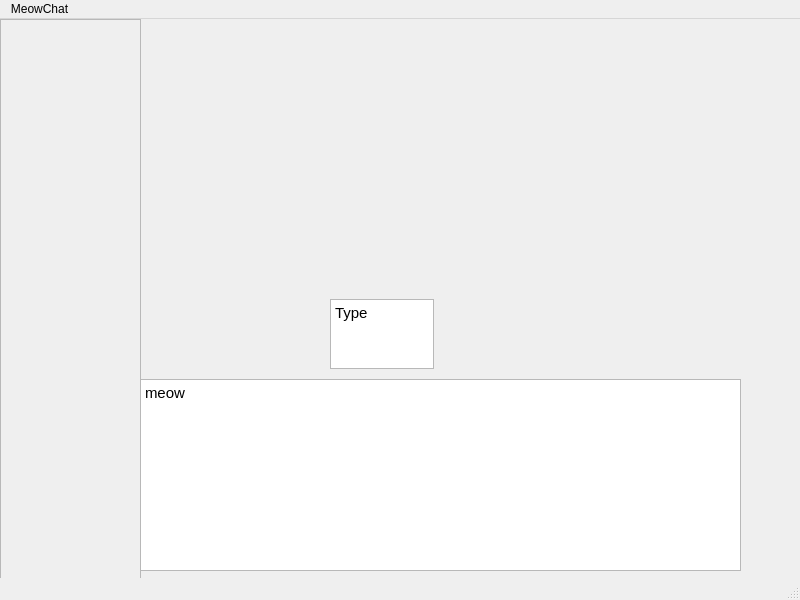
Old version of the form GUI/CryptoMAI/mainwindow.ui in the repository lemito/CryptoMAI.
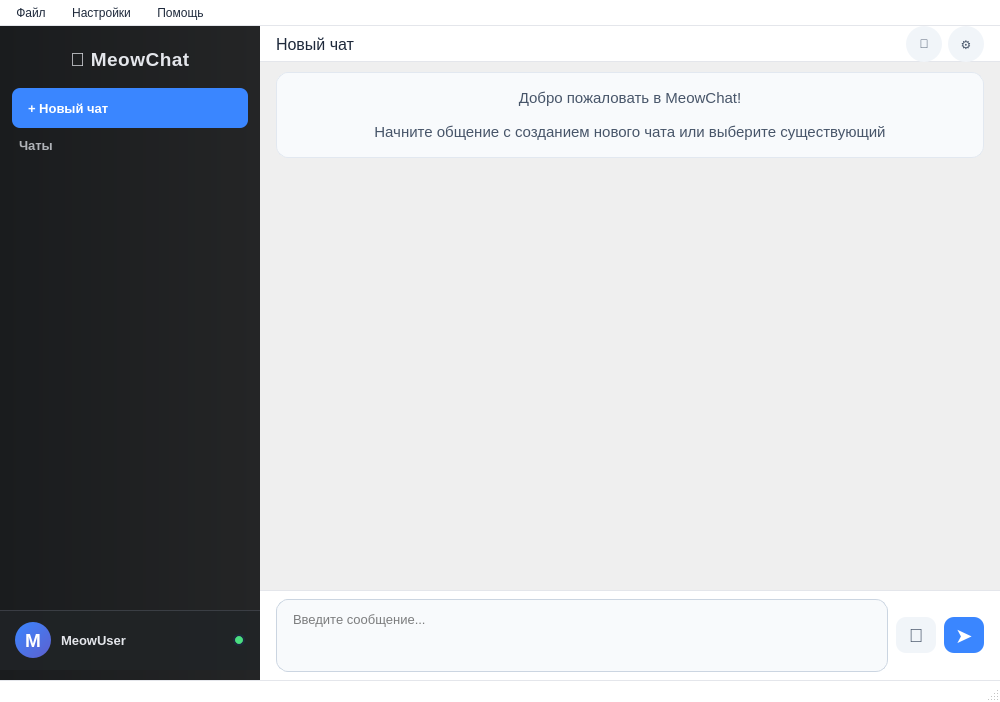
New version of the form.

What changed in the file:
```diff
--- a/GUI/CryptoMAI/mainwindow.ui
+++ b/GUI/CryptoMAI/mainwindow.ui
@@ -6,95 +6,885 @@
    <rect>
     <x>0</x>
     <y>0</y>
+    <width>1000</width>
+    <height>702</height>
+   </rect>
+  </property>
+  <property name="minimumSize">
+   <size>
     <width>800</width>
     <height>600</height>
-   </rect>
+   </size>
   </property>
   <property name="windowTitle">
-   <string notr="true" extracomment="Просто смегшное название">MeowChat</string>
+   <string>MeowChat</string>
+  </property>
+  <property name="styleSheet">
+   <string notr="true">QMainWindow {
+    background-color: #f0f2f5;
+    font-family: 'Segoe UI', 'Open Sans', sans-serif;
+}
+</string>
   </property>
   <widget class="QWidget" name="centralwidget">
-   <widget class="QScrollArea" name="scrollArea">
-    <property name="geometry">
-     <rect>
-      <x>0</x>
-      <y>0</y>
-      <width>141</width>
-      <height>561</height>
-     </rect>
+   <layout class="QHBoxLayout" name="horizontalLayout" stretch="0,1">
+    <property name="spacing">
+     <number>0</number>
     </property>
-    <property name="widgetResizable">
-     <bool>true</bool>
+    <property name="leftMargin">
+     <number>0</number>
     </property>
-    <widget class="QWidget" name="scrollAreaWidgetContents">
-     <property name="geometry">
-      <rect>
-       <x>0</x>
-       <y>0</y>
-       <width>139</width>
-       <height>559</height>
-      </rect>
-     </property>
-    </widget>
-   </widget>
-   <widget class="QTextBrowser" name="textBrowser">
-    <property name="geometry">
-     <rect>
-      <x>140</x>
-      <y>360</y>
-      <width>601</width>
-      <height>192</height>
-     </rect>
+    <property name="topMargin">
+     <number>0</number>
     </property>
-    <property name="html">
-     <string>&lt;!DOCTYPE HTML PUBLIC &quot;-//W3C//DTD HTML 4.0//EN&quot; &quot;http://www.w3.org/TR/REC-html40/strict.dtd&quot;&gt;
-&lt;html&gt;&lt;head&gt;&lt;meta name=&quot;qrichtext&quot; content=&quot;1&quot; /&gt;&lt;meta charset=&quot;utf-8&quot; /&gt;&lt;style type=&quot;text/css&quot;&gt;
-p, li { white-space: pre-wrap; }
-hr { height: 1px; border-width: 0; }
-li.unchecked::marker { content: &quot;\2610&quot;; }
-li.checked::marker { content: &quot;\2612&quot;; }
-&lt;/style&gt;&lt;/head&gt;&lt;body style=&quot; font-family:'Ubuntu Sans'; font-size:11pt; font-weight:400; font-style:normal;&quot;&gt;
-&lt;p style=&quot; margin-top:0px; margin-bottom:0px; margin-left:0px; margin-right:0px; -qt-block-indent:0; text-indent:0px;&quot;&gt;meow&lt;/p&gt;&lt;/body&gt;&lt;/html&gt;</string>
+    <property name="rightMargin">
+     <number>0</number>
     </property>
-   </widget>
-   <widget class="QTextEdit" name="textEdit">
-    <property name="geometry">
-     <rect>
-      <x>330</x>
-      <y>280</y>
-      <width>104</width>
-      <height>70</height>
-     </rect>
+    <property name="bottomMargin">
+     <number>0</number>
     </property>
-    <property name="html">
-     <string>&lt;!DOCTYPE HTML PUBLIC &quot;-//W3C//DTD HTML 4.0//EN&quot; &quot;http://www.w3.org/TR/REC-html40/strict.dtd&quot;&gt;
-&lt;html&gt;&lt;head&gt;&lt;meta name=&quot;qrichtext&quot; content=&quot;1&quot; /&gt;&lt;meta charset=&quot;utf-8&quot; /&gt;&lt;style type=&quot;text/css&quot;&gt;
-p, li { white-space: pre-wrap; }
-hr { height: 1px; border-width: 0; }
-li.unchecked::marker { content: &quot;\2610&quot;; }
-li.checked::marker { content: &quot;\2612&quot;; }
-&lt;/style&gt;&lt;/head&gt;&lt;body style=&quot; font-family:'Ubuntu Sans'; font-size:11pt; font-weight:400; font-style:normal;&quot;&gt;
-&lt;p style=&quot; margin-top:0px; margin-bottom:0px; margin-left:0px; margin-right:0px; -qt-block-indent:0; text-indent:0px;&quot;&gt;Type&lt;/p&gt;
-&lt;p style=&quot;-qt-paragraph-type:empty; margin-top:0px; margin-bottom:0px; margin-left:0px; margin-right:0px; -qt-block-indent:0; text-indent:0px;&quot;&gt;&lt;br /&gt;&lt;/p&gt;&lt;/body&gt;&lt;/html&gt;</string>
-    </property>
-   </widget>
+    <item>
+     <widget class="QFrame" name="sidebarFrame">
+      <property name="minimumSize">
+       <size>
+        <width>260</width>
+        <height>0</height>
+       </size>
+      </property>
+      <property name="maximumSize">
+       <size>
+        <width>260</width>
+        <height>16777215</height>
+       </size>
+      </property>
+      <property name="styleSheet">
+       <string notr="true">QFrame#sidebarFrame {
+    background: qlineargradient(x1:0, y1:0, x2:1, y2:0, stop:0 #1a1c1e, stop:1 #242526);
+    border: none;
+}
+</string>
+      </property>
+      <property name="frameShape">
+       <enum>QFrame::NoFrame</enum>
+      </property>
+      <layout class="QVBoxLayout" name="verticalLayout_2">
+       <property name="spacing">
+        <number>5</number>
+       </property>
+       <property name="leftMargin">
+        <number>0</number>
+       </property>
+       <property name="topMargin">
+        <number>10</number>
+       </property>
+       <property name="rightMargin">
+        <number>0</number>
+       </property>
+       <property name="bottomMargin">
+        <number>10</number>
+       </property>
+       <item>
+        <widget class="QLabel" name="appTitleLabel">
+         <property name="sizePolicy">
+          <sizepolicy hsizetype="Preferred" vsizetype="Fixed">
+           <horstretch>0</horstretch>
+           <verstretch>0</verstretch>
+          </sizepolicy>
+         </property>
+         <property name="font">
+          <font>
+           <pointsize>14</pointsize>
+           <bold>true</bold>
+          </font>
+         </property>
+         <property name="styleSheet">
+          <string notr="true">QLabel {
+    color: #e4e6eb;
+    padding: 12px 0;
+    font-weight: 600;
+    letter-spacing: 0.5px;
+}
+</string>
+         </property>
+         <property name="text">
+          <string>🐾 MeowChat</string>
+         </property>
+         <property name="alignment">
+          <set>Qt::AlignCenter</set>
+         </property>
+        </widget>
+       </item>
+       <item>
+        <widget class="QPushButton" name="newChatButton">
+         <property name="minimumSize">
+          <size>
+           <width>0</width>
+           <height>40</height>
+          </size>
+         </property>
+         <property name="font">
+          <font>
+           <pointsize>10</pointsize>
+           <bold>false</bold>
+          </font>
+         </property>
+         <property name="cursor">
+          <cursorShape>PointingHandCursor</cursorShape>
+         </property>
+         <property name="styleSheet">
+          <string notr="true">QPushButton {
+    background-color: #3a86ff;
+    color: white;
+    border: none;
+    border-radius: 8px;
+    padding: 8px 16px;
+    font-weight: 500;
+    margin: 0 12px;
+    text-align: left;
+}
+
+QPushButton:hover {
+    background-color: #2a75f0;
+}
+
+QPushButton:pressed {
+    background-color: #205fcc;
+}
+</string>
+         </property>
+         <property name="text">
+          <string>+ Новый чат</string>
+         </property>
+        </widget>
+       </item>
+       <item>
+        <widget class="QLabel" name="chatsLabel">
+         <property name="font">
+          <font>
+           <pointsize>10</pointsize>
+           <bold>false</bold>
+          </font>
+         </property>
+         <property name="styleSheet">
+          <string notr="true">QLabel {
+    color: #b0b3b8;
+    padding: 5px 16px;
+    font-weight: 500;
+}
+</string>
+         </property>
+         <property name="text">
+          <string>Чаты</string>
+         </property>
+        </widget>
+       </item>
+       <item>
+        <widget class="QListWidget" name="chatsList">
+         <property name="styleSheet">
+          <string notr="true">QListWidget {
+    background-color: transparent;
+    border: none;
+    color: #e4e6eb;
+    outline: none;
+    font-size: 10pt;
+    padding: 5px 0;
+}
+
+QListWidget::item {
+    padding: 10px 15px;
+    margin: 2px 8px;
+    border-radius: 8px;
+    border-left: 3px solid transparent;
+}
+
+QListWidget::item:selected {
+    background-color: rgba(58, 134, 255, 0.2);
+    border-left: 3px solid #3a86ff;
+    font-weight: 500;
+}
+
+QListWidget::item:hover {
+    background-color: rgba(255, 255, 255, 0.08);
+}
+
+QListWidget::item:selected:hover {
+    background-color: rgba(58, 134, 255, 0.25);
+}
+</string>
+         </property>
+         <property name="frameShape">
+          <enum>QFrame::NoFrame</enum>
+         </property>
+         <property name="verticalScrollBarPolicy">
+          <enum>Qt::ScrollBarAsNeeded</enum>
+         </property>
+         <property name="horizontalScrollBarPolicy">
+          <enum>Qt::ScrollBarAlwaysOff</enum>
+         </property>
+         <property name="selectionMode">
+          <enum>QAbstractItemView::SingleSelection</enum>
+         </property>
+         <property name="selectionBehavior">
+          <enum>QAbstractItemView::SelectRows</enum>
+         </property>
+         <property name="iconSize">
+          <size>
+           <width>24</width>
+           <height>24</height>
+          </size>
+         </property>
+        </widget>
+       </item>
+       <item>
+        <spacer name="verticalSpacer">
+         <property name="orientation">
+          <enum>Qt::Vertical</enum>
+         </property>
+         <property name="sizeHint" stdset="0">
+          <size>
+           <width>20</width>
+           <height>40</height>
+          </size>
+         </property>
+        </spacer>
+       </item>
+       <item>
+        <widget class="QFrame" name="userInfoFrame">
+         <property name="minimumSize">
+          <size>
+           <width>0</width>
+           <height>60</height>
+          </size>
+         </property>
+         <property name="maximumSize">
+          <size>
+           <width>16777215</width>
+           <height>60</height>
+          </size>
+         </property>
+         <property name="styleSheet">
+          <string notr="true">QFrame#userInfoFrame {
+    background-color: rgba(32, 35, 38, 0.85);
+    border-top: 1px solid rgba(84, 89, 98, 0.5);
+}
+</string>
+         </property>
+         <property name="frameShape">
+          <enum>QFrame::NoFrame</enum>
+         </property>
+         <layout class="QHBoxLayout" name="horizontalLayout_3">
+          <property name="spacing">
+           <number>10</number>
+          </property>
+          <property name="leftMargin">
+           <number>15</number>
+          </property>
+          <property name="topMargin">
+           <number>0</number>
+          </property>
+          <property name="rightMargin">
+           <number>15</number>
+          </property>
+          <property name="bottomMargin">
+           <number>0</number>
+          </property>
+          <item>
+           <widget class="QLabel" name="userAvatarLabel">
+            <property name="minimumSize">
+             <size>
+              <width>36</width>
+              <height>36</height>
+             </size>
+            </property>
+            <property name="maximumSize">
+             <size>
+              <width>36</width>
+              <height>36</height>
+             </size>
+            </property>
+            <property name="styleSheet">
+             <string notr="true">QLabel {
+    background: qlineargradient(x1:0, y1:0, x2:1, y2:1, stop:0 #3a86ff, stop:1 #5e60ce);
+    border-radius: 18px;
+    color: white;
+    font-weight: bold;
+    font-size: 14pt;
+    padding: 2px;
+}
+</string>
+            </property>
+            <property name="text">
+             <string>M</string>
+            </property>
+            <property name="alignment">
+             <set>Qt::AlignCenter</set>
+            </property>
+           </widget>
+          </item>
+          <item>
+           <widget class="QLabel" name="userNameLabel">
+            <property name="font">
+             <font>
+              <pointsize>10</pointsize>
+              <bold>true</bold>
+             </font>
+            </property>
+            <property name="styleSheet">
+             <string notr="true">QLabel {
+    color: #e4e6eb;
+    font-weight: 600;
+}
+</string>
+            </property>
+            <property name="text">
+             <string>MeowUser</string>
+            </property>
+            <property name="alignment">
+             <set>Qt::AlignVCenter</set>
+            </property>
+           </widget>
+          </item>
+          <item>
+           <spacer name="horizontalSpacer_2">
+            <property name="orientation">
+             <enum>Qt::Horizontal</enum>
+            </property>
+            <property name="sizeHint" stdset="0">
+             <size>
+              <width>40</width>
+              <height>20</height>
+             </size>
+            </property>
+           </spacer>
+          </item>
+          <item>
+           <widget class="QPushButton" name="userStatusButton">
+            <property name="minimumSize">
+             <size>
+              <width>12</width>
+              <height>12</height>
+             </size>
+            </property>
+            <property name="maximumSize">
+             <size>
+              <width>12</width>
+              <height>12</height>
+             </size>
+            </property>
+            <property name="cursor">
+             <cursorShape>PointingHandCursor</cursorShape>
+            </property>
+            <property name="styleSheet">
+             <string notr="true">QPushButton {
+    background-color: #4ade80;
+    border-radius: 6px;
+    border: 2px solid #1e293b;
+}
+QPushButton:hover {
+    background-color: #22c55e;
+}</string>
+            </property>
+            <property name="text">
+             <string/>
+            </property>
+           </widget>
+          </item>
+         </layout>
+        </widget>
+       </item>
+      </layout>
+     </widget>
+    </item>
+    <item>
+     <layout class="QVBoxLayout" name="verticalLayout">
+      <property name="spacing">
+       <number>0</number>
+      </property>
+      <property name="leftMargin">
+       <number>0</number>
+      </property>
+      <property name="topMargin">
+       <number>0</number>
+      </property>
+      <property name="rightMargin">
+       <number>0</number>
+      </property>
+      <property name="bottomMargin">
+       <number>0</number>
+      </property>
+      <item>
+       <widget class="QFrame" name="chatHeaderFrame">
+        <property name="maximumSize">
+         <size>
+          <width>16777215</width>
+          <height>60</height>
+         </size>
+        </property>
+        <property name="styleSheet">
+         <string notr="true">QFrame#chatHeaderFrame {
+    background-color: white;
+    border-bottom: 1px solid #e4e6eb;
+}
+</string>
+        </property>
+        <property name="frameShape">
+         <enum>QFrame::NoFrame</enum>
+        </property>
+        <layout class="QHBoxLayout" name="horizontalLayout_2">
+         <property name="leftMargin">
+          <number>16</number>
+         </property>
+         <property name="topMargin">
+          <number>0</number>
+         </property>
+         <property name="rightMargin">
+          <number>16</number>
+         </property>
+         <property name="bottomMargin">
+          <number>0</number>
+         </property>
+         <item>
+          <widget class="QLabel" name="chatNameLabel">
+           <property name="font">
+            <font>
+             <pointsize>12</pointsize>
+            </font>
+           </property>
+           <property name="styleSheet">
+            <string notr="true">QLabel {
+    color: #1e293b;
+}
+</string>
+           </property>
+           <property name="text">
+            <string>Новый чат</string>
+           </property>
+          </widget>
+         </item>
+         <item>
+          <spacer name="horizontalSpacer">
+           <property name="orientation">
+            <enum>Qt::Horizontal</enum>
+           </property>
+           <property name="sizeHint" stdset="0">
+            <size>
+             <width>40</width>
+             <height>20</height>
+            </size>
+           </property>
+          </spacer>
+         </item>
+         <item>
+          <widget class="QPushButton" name="membersButton">
+           <property name="minimumSize">
+            <size>
+             <width>36</width>
+             <height>36</height>
+            </size>
+           </property>
+           <property name="maximumSize">
+            <size>
+             <width>36</width>
+             <height>36</height>
+            </size>
+           </property>
+           <property name="cursor">
+            <cursorShape>PointingHandCursor</cursorShape>
+           </property>
+           <property name="styleSheet">
+            <string notr="true">QPushButton {
+    background-color: #f1f5f9;
+    border-radius: 18px;
+    color: #475569;
+    font-weight: bold;
+}
+
+QPushButton:hover {
+    background-color: #e2e8f0;
+}
+
+QPushButton:pressed {
+    background-color: #cbd5e1;
+}
+</string>
+           </property>
+           <property name="text">
+            <string>👥</string>
+           </property>
+          </widget>
+         </item>
+         <item>
+          <widget class="QPushButton" name="settingsButton">
+           <property name="minimumSize">
+            <size>
+             <width>36</width>
+             <height>36</height>
+            </size>
+           </property>
+           <property name="maximumSize">
+            <size>
+             <width>36</width>
+             <height>36</height>
+            </size>
+           </property>
+           <property name="cursor">
+            <cursorShape>PointingHandCursor</cursorShape>
+           </property>
+           <property name="styleSheet">
+            <string notr="true">QPushButton {
+    background-color: #f1f5f9;
+    border-radius: 18px;
+    color: #475569;
+}
+
+QPushButton:hover {
+    background-color: #e2e8f0;
+}
+
+QPushButton:pressed {
+    background-color: #cbd5e1;
+}
+</string>
+           </property>
+           <property name="text">
+            <string>⚙️</string>
+           </property>
+          </widget>
+         </item>
+        </layout>
+       </widget>
+      </item>
+      <item>
+       <widget class="QScrollArea" name="scrollArea">
+        <property name="frameShape">
+         <enum>QFrame::NoFrame</enum>
+        </property>
+        <property name="verticalScrollBarPolicy">
+         <enum>Qt::ScrollBarAsNeeded</enum>
+        </property>
+        <property name="widgetResizable">
+         <bool>true</bool>
+        </property>
+        <widget class="QWidget" name="scrollAreaWidgetContents">
+         <property name="geometry">
+          <rect>
+           <x>0</x>
+           <y>0</y>
+           <width>738</width>
+           <height>522</height>
+          </rect>
+         </property>
+         <layout class="QVBoxLayout" name="messagesLayout">
+          <property name="spacing">
+           <number>10</number>
+          </property>
+          <property name="leftMargin">
+           <number>16</number>
+          </property>
+          <property name="topMargin">
+           <number>10</number>
+          </property>
+          <property name="rightMargin">
+           <number>16</number>
+          </property>
+          <property name="bottomMargin">
+           <number>10</number>
+          </property>
+          <item>
+           <widget class="QLabel" name="welcomeLabel">
+            <property name="styleSheet">
+             <string notr="true">QLabel {
+    background-color: #f8fafc;
+    border-radius: 12px;
+    padding: 16px;
+    color: #475569;
+    font-size: 11pt;
+    border: 1px solid #e2e8f0;
+}
+</string>
+            </property>
+            <property name="text">
+             <string>Добро пожаловать в MeowChat!
+
+Начните общение с созданием нового чата или выберите существующий</string>
+            </property>
+            <property name="alignment">
+             <set>Qt::AlignCenter</set>
+            </property>
+            <property name="wordWrap">
+             <bool>true</bool>
+            </property>
+           </widget>
+          </item>
+          <item>
+           <spacer name="verticalSpacer_2">
+            <property name="orientation">
+             <enum>Qt::Vertical</enum>
+            </property>
+            <property name="sizeHint" stdset="0">
+             <size>
+              <width>20</width>
+              <height>40</height>
+             </size>
+            </property>
+           </spacer>
+          </item>
+         </layout>
+        </widget>
+       </widget>
+      </item>
+      <item>
+       <widget class="QFrame" name="inputFrame">
+        <property name="maximumSize">
+         <size>
+          <width>16777215</width>
+          <height>90</height>
+         </size>
+        </property>
+        <property name="styleSheet">
+         <string notr="true">QFrame#inputFrame {
+    background-color: white;
+    border-top: 1px solid #e4e6eb;
+    padding: 8px;
+}
+</string>
+        </property>
+        <property name="frameShape">
+         <enum>QFrame::NoFrame</enum>
+        </property>
+        <layout class="QVBoxLayout" name="verticalLayout_3">
+         <property name="spacing">
+          <number>6</number>
+         </property>
+         <property name="leftMargin">
+          <number>8</number>
+         </property>
+         <property name="topMargin">
+          <number>0</number>
+         </property>
+         <property name="rightMargin">
+          <number>8</number>
+         </property>
+         <property name="bottomMargin">
+          <number>0</number>
+         </property>
+         <item>
+          <layout class="QHBoxLayout" name="horizontalLayout_5" stretch="0,0,0">
+           <property name="spacing">
+            <number>8</number>
+           </property>
+           <item>
+            <widget class="QTextEdit" name="messageTextEdit">
+             <property name="minimumSize">
+              <size>
+               <width>0</width>
+               <height>40</height>
+              </size>
+             </property>
+             <property name="maximumSize">
+              <size>
+               <width>16777215</width>
+               <height>100</height>
+              </size>
+             </property>
+             <property name="font">
+              <font>
+               <pointsize>10</pointsize>
+               <bold>false</bold>
+              </font>
+             </property>
+             <property name="cursor" stdset="0">
+              <cursorShape>IBeamCursor</cursorShape>
+             </property>
+             <property name="styleSheet">
+              <string notr="true">QTextEdit {
+    border: 1px solid #cbd5e1;
+    border-radius: 12px;
+    padding: 8px 12px;
+    font-size: 10pt;
+    color: black;
+    background-color: #f8fafc;
+    selection-background-color: #3a86ff;
+    selection-color: white;
+}
+
+QTextEdit:focus {
+    border: 1px solid #3a86ff;
+    background-color: white;
+}</string>
+             </property>
+             <property name="acceptRichText">
+              <bool>false</bool>
+             </property>
+             <property name="placeholderText">
+              <string>Введите сообщение...</string>
+             </property>
+            </widget>
+           </item>
+           <item>
+            <widget class="QPushButton" name="fileButton">
+             <property name="minimumSize">
+              <size>
+               <width>40</width>
+               <height>36</height>
+              </size>
+             </property>
+             <property name="maximumSize">
+              <size>
+               <width>40</width>
+               <height>36</height>
+              </size>
+             </property>
+             <property name="cursor">
+              <cursorShape>PointingHandCursor</cursorShape>
+             </property>
+             <property name="styleSheet">
+              <string notr="true">QPushButton {
+    background-color: #f1f5f9;
+    border-radius: 10px;
+    color: #475569;
+    font-size: 14pt;
+}
+
+QPushButton:hover {
+    background-color: #e2e8f0;
+}
+
+QPushButton:pressed {
+    background-color: #cbd5e1;
+}
+</string>
+             </property>
+             <property name="text">
+              <string>📎</string>
+             </property>
+            </widget>
+           </item>
+           <item>
+            <widget class="QPushButton" name="sendButton">
+             <property name="minimumSize">
+              <size>
+               <width>40</width>
+               <height>36</height>
+              </size>
+             </property>
+             <property name="maximumSize">
+              <size>
+               <width>40</width>
+               <height>36</height>
+              </size>
+             </property>
+             <property name="cursor">
+              <cursorShape>PointingHandCursor</cursorShape>
+             </property>
+             <property name="styleSheet">
+              <string notr="true">QPushButton {
+    background-color: #3a86ff;
+    border-radius: 10px;
+    color: white;
+    font-weight: bold;
+    font-size: 16pt;
+}
+
+QPushButton:hover {
+    background-color: #2a75f0;
+}
+
+QPushButton:pressed {
+    background-color: #205fcc;
+}
+
+QPushButton:disabled {
+    background-color: #94a3b8;
+}
+</string>
+             </property>
+             <property name="text">
+              <string>➤</string>
+             </property>
+            </widget>
+           </item>
+          </layout>
+         </item>
+        </layout>
+       </widget>
+      </item>
+     </layout>
+    </item>
+   </layout>
   </widget>
-  <widget class="QStatusBar" name="statusbar"/>
+  <widget class="QStatusBar" name="statusbar">
+   <property name="styleSheet">
+    <string notr="true">QStatusBar {
+    background-color: white;
+    border-top: 1px solid #e4e6eb;
+    color: #64748b;
+    padding: 4px 8px;
+    font-size: 9pt;
+}
+</string>
+   </property>
+  </widget>
   <widget class="QMenuBar" name="menubar">
    <property name="geometry">
     <rect>
      <x>0</x>
      <y>0</y>
-     <width>800</width>
-     <height>23</height>
+     <width>1000</width>
+     <height>30</height>
     </rect>
    </property>
-   <widget class="QMenu" name="menuMeowChat">
+   <property name="styleSheet">
+    <string notr="true">QMenuBar {
+    background-color: white;
+    border-bottom: 1px solid #e4e6eb;
+    color: #1e293b;
+    padding: 2px 0;
+}
+
+QMenuBar::item {
+    background-color: transparent;
+    padding: 4px 8px;
+    border-radius: 4px;
+    margin: 0 2px;
+}
+
+QMenuBar::item:selected {
+    background-color: #e2e8f0;
+}
+
+QMenu {
+    background-color: white;
+    border: 1px solid #cbd5e1;
+    color: #1e293b;
+    font-size: 10pt;
+}
+
+QMenu::item:selected {
+    background-color: #f1f5f9;
+}
+</string>
+   </property>
+   <widget class="QMenu" name="menuFile">
     <property name="title">
-     <string>MeowChat</string>
+     <string>Файл</string>
     </property>
    </widget>
-   <addaction name="menuMeowChat"/>
+   <widget class="QMenu" name="menuSettings">
+    <property name="title">
+     <string>Настройки</string>
+    </property>
+    <addaction name="actionPreferences"/>
+   </widget>
+   <widget class="QMenu" name="menuHelp">
+    <property name="title">
+     <string>Помощь</string>
+    </property>
+    <addaction name="actionAbout"/>
+   </widget>
+   <addaction name="menuFile"/>
+   <addaction name="menuSettings"/>
+   <addaction name="menuHelp"/>
   </widget>
  </widget>
  <resources/>
```
Left out of the diff: 60 changed lines with no effect on the pictures.
